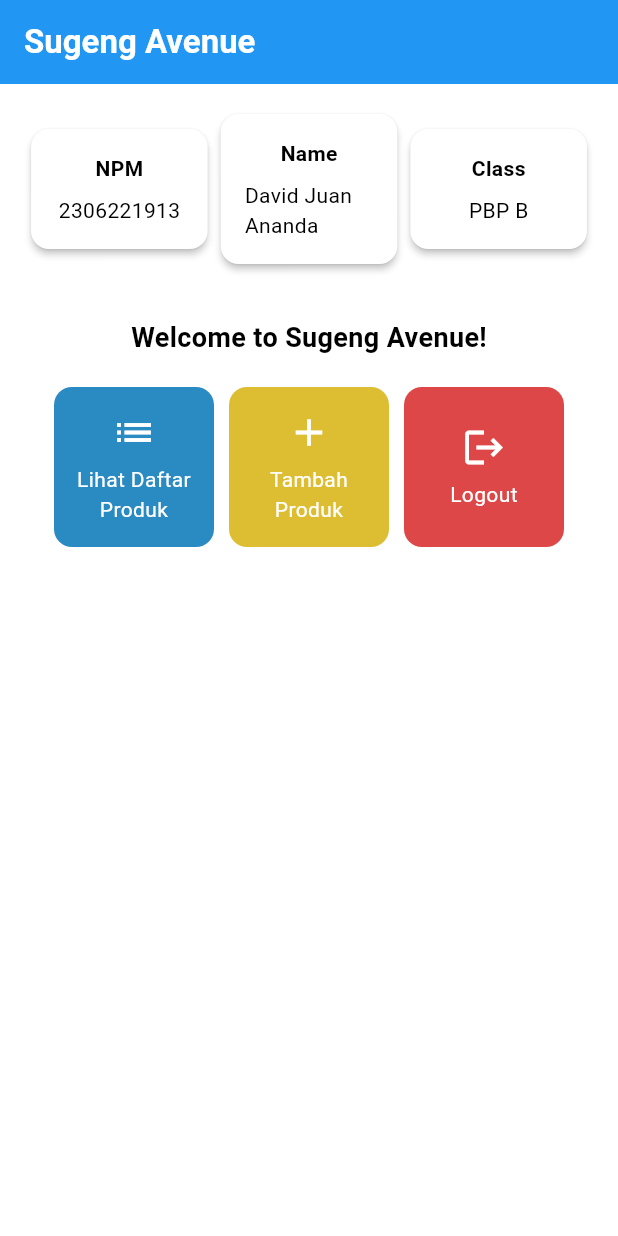
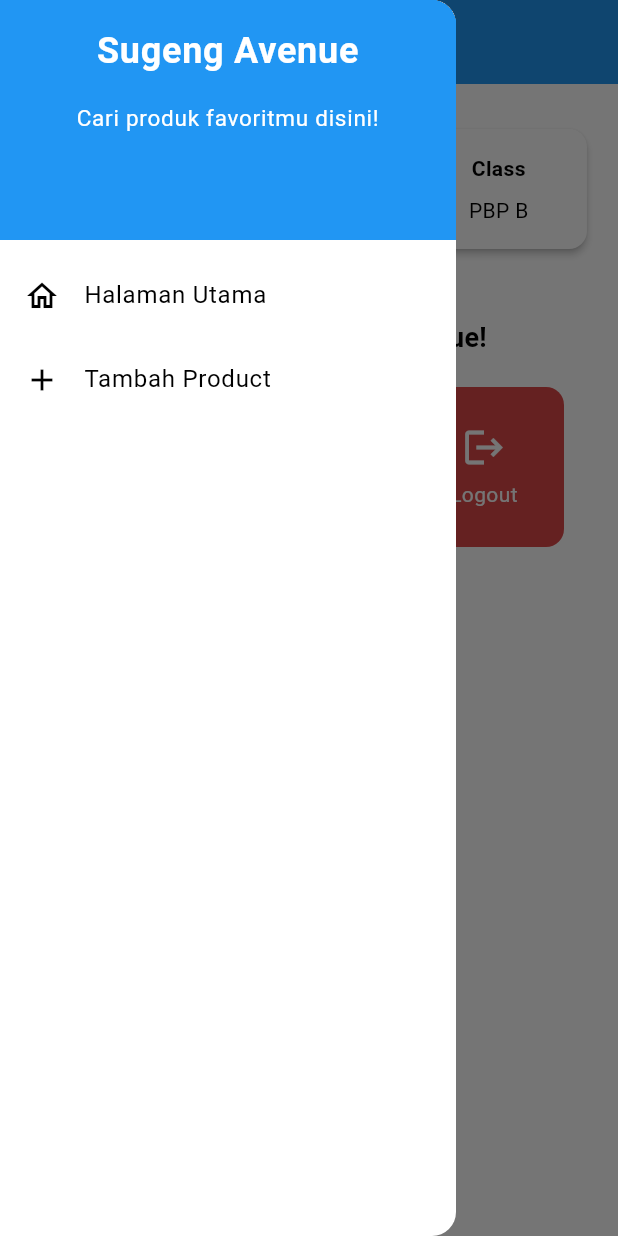
Before and after one commit to daavidjuan/sugeng-avenue-mobile, a Flutter app: the screen it shows after launch, with the side drawer open (before the commit the screen has no drawer), on a phone screen of 412 x 824 dp. Run offline on Flutter 3.47's test engine with Material 3 defaults, Android fonts, the phone set to English and light mode, and no system bars.

Commit message:
tugas 8 (tutorial implementation) finish

```diff
--- a/lib/main.dart
+++ b/lib/main.dart
@@ -1,5 +1,5 @@
 import 'package:flutter/material.dart';
-import 'package:sugeng_avenue/menu.dart';
+import 'package:sugeng_avenue/screens/menu.dart';
 
 void main() {
   runApp(const MyApp());
--- a/lib/menu.dart
+++ b/lib/screens/menu.dart
@@ -1,4 +1,6 @@
 import 'package:flutter/material.dart';
+import 'package:sugeng_avenue/widgets/left_drawer.dart';
+import 'package:sugeng_avenue/widgets/product_card.dart';
 
 class MyHomePage extends StatelessWidget {
   final String npm = '2306221913'; // NPM
@@ -22,7 +24,9 @@
         ),
         // Warna latar belakang AppBar diambil dari skema warna tema aplikasi.
         backgroundColor: Theme.of(context).colorScheme.primary,
+        iconTheme: const IconThemeData(color: Colors.white),
       ),
+      drawer: const LeftDrawer(),
       // Body halaman dengan padding di sekelilingnya.
       body: Padding(
         padding: const EdgeInsets.all(16.0),
@@ -86,8 +90,8 @@
   }
 
   final List<ItemHomepage> items = [
-      ItemHomepage("Lihat Daftar Produk", Icons.list, const Color.fromARGB(230, 19, 125, 187)),
-      ItemHomepage("Tambah Produk", Icons.add, const Color.fromARGB(255, 221, 190, 50)),
+      ItemHomepage("Lihat Daftar Product", Icons.list, const Color.fromARGB(230, 19, 125, 187)),
+      ItemHomepage("Tambah Product", Icons.add, const Color.fromARGB(255, 221, 190, 50)),
       ItemHomepage("Logout", Icons.logout, const Color.fromARGB(255, 221, 71, 71)),
   ];
 }
@@ -124,65 +128,3 @@
     );
   }
 }
-
-class ItemHomepage {
-    final String name;
-    final IconData icon;
-    final Color color;
-
-    ItemHomepage(this.name, this.icon, this.color);
-}
-
-class ItemCard extends StatelessWidget {
-  // Menampilkan kartu dengan ikon dan nama.
-
-  final ItemHomepage item;
-
-  const ItemCard(this.item, {super.key});
-
-  @override
-  Widget build(BuildContext context) {
-    return Material(
-      // Menentukan warna latar belakang dari tema aplikasi.
-      color: item.color,
-      // Membuat sudut kartu melengkung.
-      borderRadius: BorderRadius.circular(12),
-
-      child: InkWell(
-        // Aksi ketika kartu ditekan.
-        onTap: () {
-          // Menampilkan pesan SnackBar saat kartu ditekan.
-          ScaffoldMessenger.of(context)
-            ..hideCurrentSnackBar()
-            ..showSnackBar(
-              SnackBar(content: Text("Kamu telah menekan tombol ${item.name}!"))
-            );
-        },
-        // Container untuk menyimpan Icon dan Text
-        child: Container(
-          padding: const EdgeInsets.all(8),
-          child: Center(
-            child: Column(
-              // Menyusun ikon dan teks di tengah kartu.
-              mainAxisAlignment: MainAxisAlignment.center,
-              children: [
-                Icon(
-                  item.icon,
-                  color: Colors.white,
-                  size: 30.0,
-                ),
-                const Padding(padding: EdgeInsets.all(3)),
-                Text(
-                  item.name,
-                  textAlign: TextAlign.center,
-                  style: const TextStyle(color: Colors.white),
-                ),
-              ],
-            ),
-          ),
-        ),
-      ),
-    );
-  }
-
-}
--- /dev/null
+++ b/lib/widgets/left_drawer.dart
@@ -0,0 +1,69 @@
+import 'package:flutter/material.dart';
+import 'package:sugeng_avenue/screens/menu.dart';
+import 'package:sugeng_avenue/screens/productentry_form.dart';
+
+class LeftDrawer extends StatelessWidget {
+  const LeftDrawer({super.key});
+
+  @override
+  Widget build(BuildContext context) {
+    return Drawer(
+      child: ListView(
+        children: [
+          DrawerHeader(
+            decoration: BoxDecoration(
+              color: Theme.of(context).colorScheme.primary,
+            ),
+            child: const Column(
+              children: [
+                Text(
+                  'Sugeng Avenue',
+                  textAlign: TextAlign.center,
+                  style: TextStyle(
+                    fontSize: 24,
+                    fontWeight: FontWeight.bold,
+                    color: Colors.white,
+                  ),
+                ),
+                Padding(padding: EdgeInsets.all(8)),
+                Text(
+                  "Cari produk favoritmu disini!",
+                  textAlign: TextAlign.center,
+                  style: TextStyle(
+                    fontSize: 15,
+                    color: Colors.white,
+                    fontWeight: FontWeight.normal,
+                  )
+                ),
+              ],
+            ),
+          ),
+            ListTile(
+              leading: const Icon(Icons.home_outlined),
+              title: const Text('Halaman Utama'),
+              // Bagian redirection ke MyHomePage
+              onTap: () {
+                Navigator.pushReplacement(
+                    context,
+                    MaterialPageRoute(
+                      builder: (context) => MyHomePage(),
+                    ));
+              },
+            ),
+            ListTile(
+              leading: const Icon(Icons.add),
+              title: const Text('Tambah Product'),
+              // Bagian redirection ke ProductEntryFormPage
+              onTap: () {
+                Navigator.pushReplacement(
+                    context,
+                    MaterialPageRoute(
+                      builder: (context) => const ProductEntryFormPage(),
+                    ));
+              },
+            ),
+        ],
+      ),
+    );
+  }
+}
--- /dev/null
+++ b/lib/widgets/product_card.dart
@@ -0,0 +1,73 @@
+import 'package:flutter/material.dart';
+import 'package:sugeng_avenue/screens/productentry_form.dart';
+
+class ItemHomepage {
+    final String name;
+    final IconData icon;
+    final Color color;
+
+    ItemHomepage(this.name, this.icon, this.color);
+}
+
+class ItemCard extends StatelessWidget {
+  // Menampilkan kartu dengan ikon dan nama.
+
+  final ItemHomepage item;
+
+  const ItemCard(this.item, {super.key});
+
+  @override
+  Widget build(BuildContext context) {
+    return Material(
+      // Menentukan warna latar belakang dari tema aplikasi.
+      color: item.color,
+      // Membuat sudut kartu melengkung.
+      borderRadius: BorderRadius.circular(12),
+
+      child: InkWell(
+        // Aksi ketika kartu ditekan.
+        onTap: () {
+          // Menampilkan pesan SnackBar saat kartu ditekan.
+          ScaffoldMessenger.of(context)
+            ..hideCurrentSnackBar()
+            ..showSnackBar(
+              SnackBar(content: Text("Kamu telah menekan tombol ${item.name}!"))
+            );
+
+          if (item.name == "Tambah Product") {
+            Navigator.push(
+              context,
+              MaterialPageRoute(
+                builder: (context) => const ProductEntryFormPage(),
+              ),
+            );
+          }
+        },
+        // Container untuk menyimpan Icon dan Text
+        child: Container(
+          padding: const EdgeInsets.all(8),
+          child: Center(
+            child: Column(
+              // Menyusun ikon dan teks di tengah kartu.
+              mainAxisAlignment: MainAxisAlignment.center,
+              children: [
+                Icon(
+                  item.icon,
+                  color: Colors.white,
+                  size: 30.0,
+                ),
+                const Padding(padding: EdgeInsets.all(3)),
+                Text(
+                  item.name,
+                  textAlign: TextAlign.center,
+                  style: const TextStyle(color: Colors.white),
+                ),
+              ],
+            ),
+          ),
+        ),
+      ),
+    );
+  }
+
+}
```
Also changed, not shown: lib/screens/productentry_form.dart (added, +163 -0 lines).
